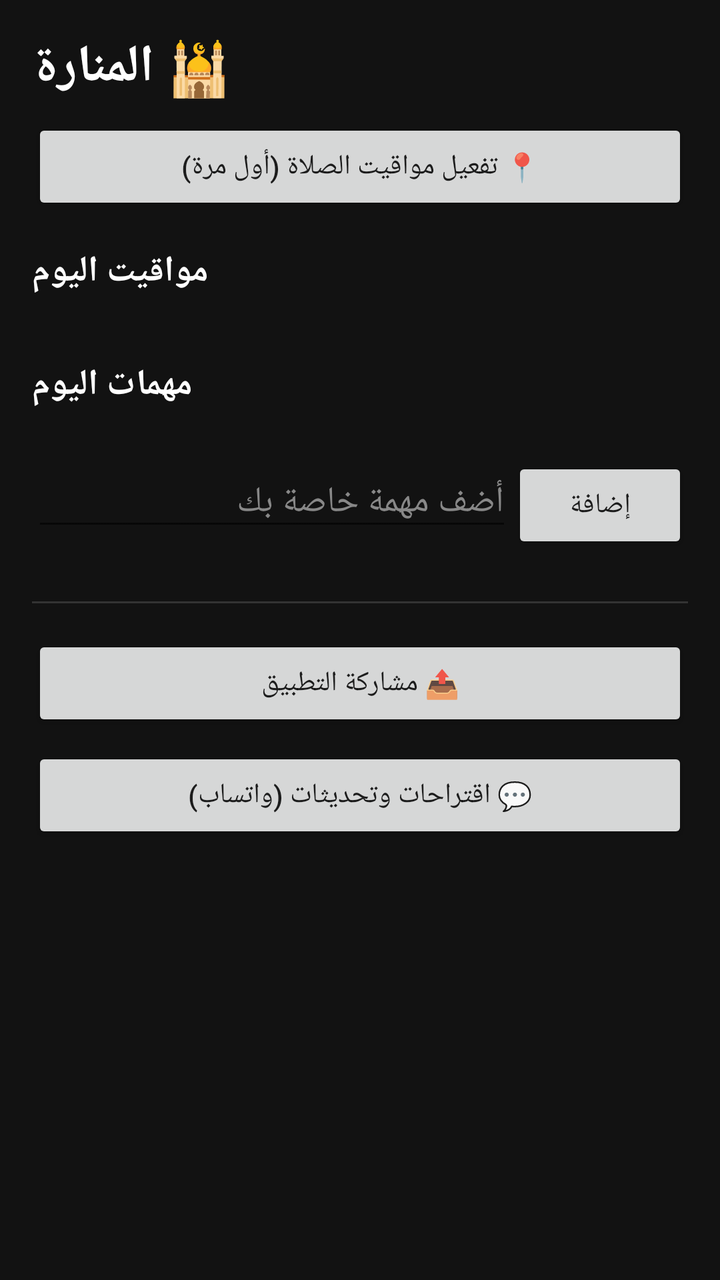
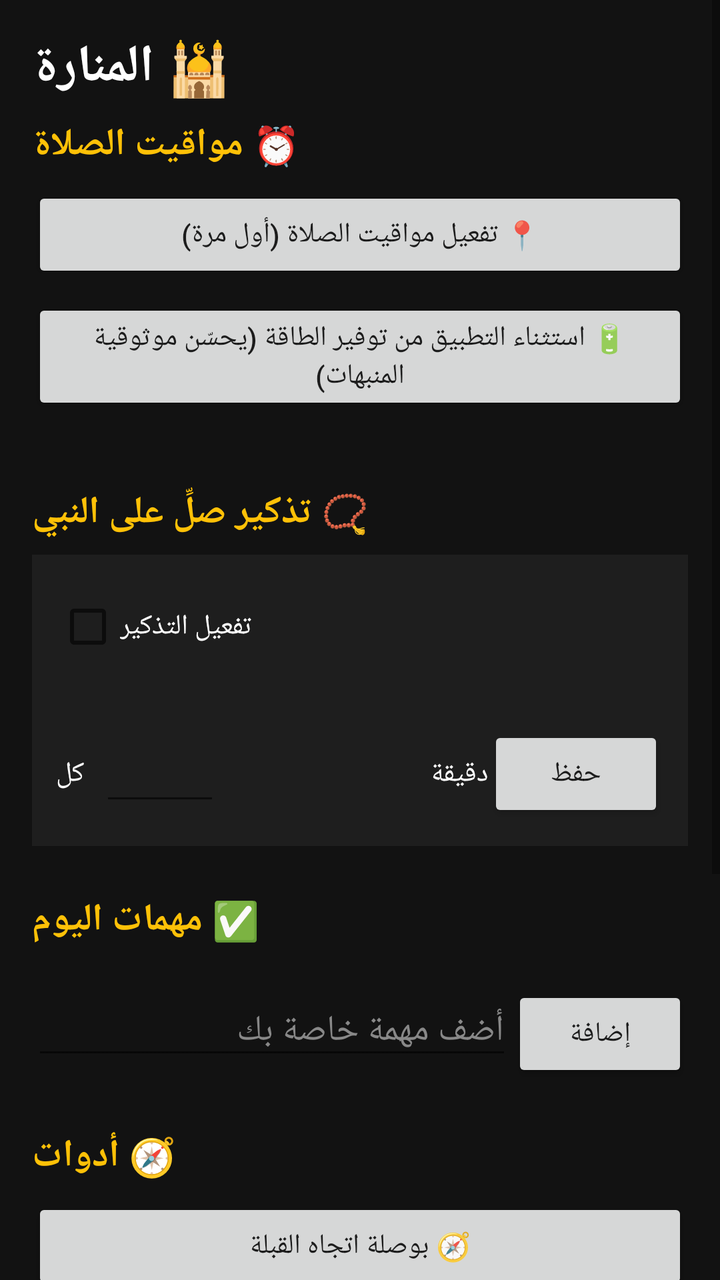

Screens rendered from an Android XML layout before and after an edit, with the pre-edit source and the edit as a unified diff.
<!-- AndroidManifest.xml: application theme Theme.AlManara -->
<!-- res/layout/activity_main.xml -->
<?xml version="1.0" encoding="utf-8"?>
<ScrollView xmlns:android="http://schemas.android.com/apk/res/android"
    android:layout_width="match_parent"
    android:layout_height="match_parent"
    android:background="@color/bg_dark">

    <LinearLayout
        android:layout_width="match_parent"
        android:layout_height="wrap_content"
        android:orientation="vertical"
        android:padding="16dp">

        <TextView
            android:layout_width="wrap_content"
            android:layout_height="wrap_content"
            android:text="🕌 المنارة"
            android:textColor="#FFFFFF"
            android:textSize="26sp"
            android:textStyle="bold"
            android:layout_marginBottom="8dp" />

        
        <LinearLayout
            android:id="@+id/updateBanner"
            android:layout_width="match_parent"
            android:layout_height="wrap_content"
            android:orientation="horizontal"
            android:background="@color/accent"
            android:padding="12dp"
            android:gravity="center_vertical"
            android:visibility="gone"
            android:layout_marginBottom="16dp">

            <TextView
                android:id="@+id/updateText"
                android:layout_width="0dp"
                android:layout_height="wrap_content"
                android:layout_weight="1"
                android:textColor="#000000"
                android:textStyle="bold" />

            <Button
                android:id="@+id/btnUpdateNow"
                android:layout_width="wrap_content"
                android:layout_height="wrap_content"
                android:text="تحديث الآن" />

        </LinearLayout>

        <Button
            android:id="@+id/btnEnableLocation"
            android:layout_width="match_parent"
            android:layout_height="wrap_content"
            android:text="📍 تفعيل مواقيت الصلاة (أول مرة)"
            android:layout_marginBottom="16dp" />

        <TextView
            android:layout_width="wrap_content"
            android:layout_height="wrap_content"
            android:text="مواقيت اليوم"
            android:textColor="#FFFFFF"
            android:textSize="18sp"
            android:textStyle="bold"
            android:layout_marginBottom="8dp" />

        <LinearLayout
            android:id="@+id/timesContainer"
            android:layout_width="match_parent"
            android:layout_height="wrap_content"
            android:orientation="vertical"
            android:layout_marginBottom="24dp" />

        <TextView
            android:layout_width="wrap_content"
            android:layout_height="wrap_content"
            android:text="مهمات اليوم"
            android:textColor="#FFFFFF"
            android:textSize="18sp"
            android:textStyle="bold"
            android:layout_marginBottom="8dp" />

        <LinearLayout
            android:id="@+id/tasksContainer"
            android:layout_width="match_parent"
            android:layout_height="wrap_content"
            android:orientation="vertical"
            android:layout_marginBottom="16dp" />

        <LinearLayout
            android:layout_width="match_parent"
            android:layout_height="wrap_content"
            android:orientation="horizontal">

            <EditText
                android:id="@+id/newTaskInput"
                android:layout_width="0dp"
                android:layout_height="wrap_content"
                android:layout_weight="1"
                android:hint="أضف مهمة خاصة بك"
                android:textColorHint="#888888"
                android:textColor="#FFFFFF" />

            <Button
                android:id="@+id/btnAddTask"
                android:layout_width="wrap_content"
                android:layout_height="wrap_content"
                android:text="إضافة" />

        </LinearLayout>

        <View
            android:layout_width="match_parent"
            android:layout_height="1dp"
            android:background="#333333"
            android:layout_marginTop="24dp"
            android:layout_marginBottom="16dp" />

        <Button
            android:id="@+id/btnShareApp"
            android:layout_width="match_parent"
            android:layout_height="wrap_content"
            android:text="📤 مشاركة التطبيق"
            android:layout_marginBottom="8dp" />

        <Button
            android:id="@+id/btnFeedback"
            android:layout_width="match_parent"
            android:layout_height="wrap_content"
            android:text="💬 اقتراحات وتحديثات (واتساب)" />

    </LinearLayout>

</ScrollView>
<!-- resources referenced by this layout -->
<resources>
  <color name="accent">#FFC107</color>
  <color name="bg_dark">#121212</color>
  <style name="Theme.AlManara" parent="Theme.MaterialComponents.DayNight.NoActionBar">
          <item name="colorPrimary">@color/primary</item>
          <item name="colorPrimaryDark">@color/primary</item>
          <item name="colorAccent">@color/accent</item>
      </style>
  <color name="primary">#00695C</color>
</resources>

<!-- the commit's change to res/layout/activity_main.xml (unified diff, before → after) -->
@@ -47,21 +47,29 @@
 
         </LinearLayout>
 
+        
+        <TextView
+            android:layout_width="wrap_content"
+            android:layout_height="wrap_content"
+            android:text="⏰ مواقيت الصلاة"
+            android:textColor="@color/accent"
+            android:textSize="19sp"
+            android:textStyle="bold"
+            android:layout_marginBottom="8dp" />
+
         <Button
             android:id="@+id/btnEnableLocation"
             android:layout_width="match_parent"
             android:layout_height="wrap_content"
             android:text="📍 تفعيل مواقيت الصلاة (أول مرة)"
-            android:layout_marginBottom="16dp" />
-
-        <TextView
-            android:layout_width="wrap_content"
-            android:layout_height="wrap_content"
-            android:text="مواقيت اليوم"
-            android:textColor="#FFFFFF"
-            android:textSize="18sp"
-            android:textStyle="bold"
-            android:layout_marginBottom="8dp" />
+            android:layout_marginBottom="8dp" />
+
+        <Button
+            android:id="@+id/btnBatteryOptimization"
+            android:layout_width="match_parent"
+            android:layout_height="wrap_content"
+            android:text="🔋 استثناء التطبيق من توفير الطاقة (يحسّن موثوقية المنبهات)"
+            android:layout_marginBottom="12dp" />
 
         <LinearLayout
             android:id="@+id/timesContainer"
@@ -70,12 +78,84 @@
             android:orientation="vertical"
             android:layout_marginBottom="24dp" />
 
-        <TextView
-            android:layout_width="wrap_content"
-            android:layout_height="wrap_content"
-            android:text="مهمات اليوم"
-            android:textColor="#FFFFFF"
-            android:textSize="18sp"
+        
+        <TextView
+            android:layout_width="wrap_content"
+            android:layout_height="wrap_content"
+            android:text="📿 تذكير صلِّ على النبي"
+            android:textColor="@color/accent"
+            android:textSize="19sp"
+            android:textStyle="bold"
+            android:layout_marginBottom="8dp" />
+
+        <LinearLayout
+            android:layout_width="match_parent"
+            android:layout_height="wrap_content"
+            android:orientation="vertical"
+            android:background="#1E1E1E"
+            android:padding="12dp"
+            android:layout_marginBottom="24dp">
+
+            <CheckBox
+                android:id="@+id/salawatEnabledCheckbox"
+                android:layout_width="wrap_content"
+                android:layout_height="wrap_content"
+                android:text="تفعيل التذكير"
+                android:textColor="#FFFFFF" />
+
+            <TextView
+                android:id="@+id/salawatStatusText"
+                android:layout_width="wrap_content"
+                android:layout_height="wrap_content"
+                android:textColor="#888888"
+                android:textSize="13sp"
+                android:layout_marginBottom="8dp" />
+
+            <LinearLayout
+                android:layout_width="match_parent"
+                android:layout_height="wrap_content"
+                android:orientation="horizontal"
+                android:gravity="center_vertical">
+
+                <TextView
+                    android:layout_width="wrap_content"
+                    android:layout_height="wrap_content"
+                    android:text="كل"
+                    android:textColor="#FFFFFF" />
+
+                <EditText
+                    android:id="@+id/salawatIntervalInput"
+                    android:layout_width="60dp"
+                    android:layout_height="wrap_content"
+                    android:inputType="number"
+                    android:textColor="#FFFFFF"
+                    android:layout_marginStart="8dp"
+                    android:layout_marginEnd="8dp" />
+
+                <TextView
+                    android:layout_width="0dp"
+                    android:layout_height="wrap_content"
+                    android:layout_weight="1"
+                    android:text="دقيقة"
+                    android:textColor="#FFFFFF" />
+
+                <Button
+                    android:id="@+id/btnSaveSalawatInterval"
+                    android:layout_width="wrap_content"
+                    android:layout_height="wrap_content"
+                    android:text="حفظ" />
+
+            </LinearLayout>
+
+        </LinearLayout>
+
+        
+        <TextView
+            android:layout_width="wrap_content"
+            android:layout_height="wrap_content"
+            android:text="✅ مهمات اليوم"
+            android:textColor="@color/accent"
+            android:textSize="19sp"
             android:textStyle="bold"
             android:layout_marginBottom="8dp" />
 
@@ -84,12 +164,13 @@
             android:layout_width="match_parent"
             android:layout_height="wrap_content"
             android:orientation="vertical"
-            android:layout_marginBottom="16dp" />
-
-        <LinearLayout
-            android:layout_width="match_parent"
-            android:layout_height="wrap_content"
-            android:orientation="horizontal">
+            android:layout_marginBottom="12dp" />
+
+        <LinearLayout
+            android:layout_width="match_parent"
+            android:layout_height="wrap_content"
+            android:orientation="horizontal"
+            android:layout_marginBottom="24dp">
 
             <EditText
                 android:id="@+id/newTaskInput"
@@ -108,18 +189,52 @@
 
         </LinearLayout>
 
-        <View
-            android:layout_width="match_parent"
-            android:layout_height="1dp"
-            android:background="#333333"
-            android:layout_marginTop="24dp"
-            android:layout_marginBottom="16dp" />
+        
+        <TextView
+            android:layout_width="wrap_content"
+            android:layout_height="wrap_content"
+            android:text="🧭 أدوات"
+            android:textColor="@color/accent"
+            android:textSize="19sp"
+            android:textStyle="bold"
+            android:layout_marginBottom="8dp" />
+
+        <Button
+            android:id="@+id/btnQibla"
+            android:layout_width="match_parent"
+            android:layout_height="wrap_content"
+            android:text="🧭 بوصلة اتجاه القبلة"
+            android:layout_marginBottom="8dp" />
+
+        <Button
+            android:id="@+id/btnQuranQuiz"
+            android:layout_width="match_parent"
+            android:layout_height="wrap_content"
+            android:text="📖 اختبار حفظ القرآن (تسميع بالمايك)"
+            android:layout_marginBottom="8dp" />
+
+        <Button
+            android:id="@+id/btnQAGuide"
+            android:layout_width="match_parent"
+            android:layout_height="wrap_content"
+            android:text="❓ دليل أسئلة وأجوبة"
+            android:layout_marginBottom="24dp" />
+
+        
+        <TextView
+            android:layout_width="wrap_content"
+            android:layout_height="wrap_content"
+            android:text="📱 التطبيق"
+            android:textColor="@color/accent"
+            android:textSize="19sp"
+            android:textStyle="bold"
+            android:layout_marginBottom="8dp" />
 
         <Button
             android:id="@+id/btnShareApp"
             android:layout_width="match_parent"
             android:layout_height="wrap_content"
-            android:text="📤 مشاركة التطبيق"
+            android:text="📤 مشاركة ملف التطبيق"
             android:layout_marginBottom="8dp" />
 
         <Button
